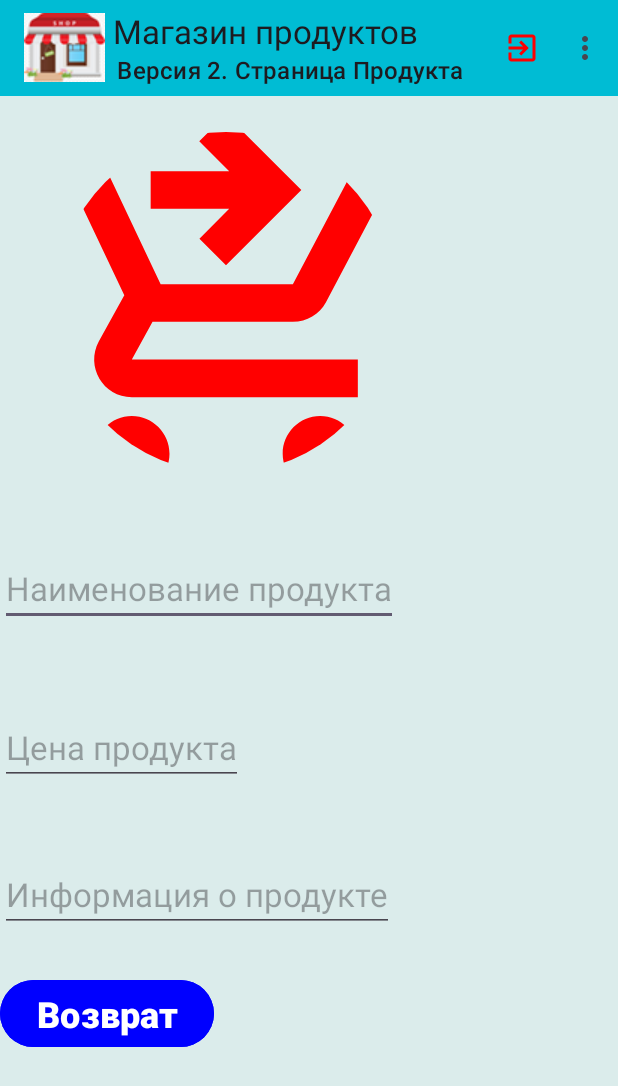
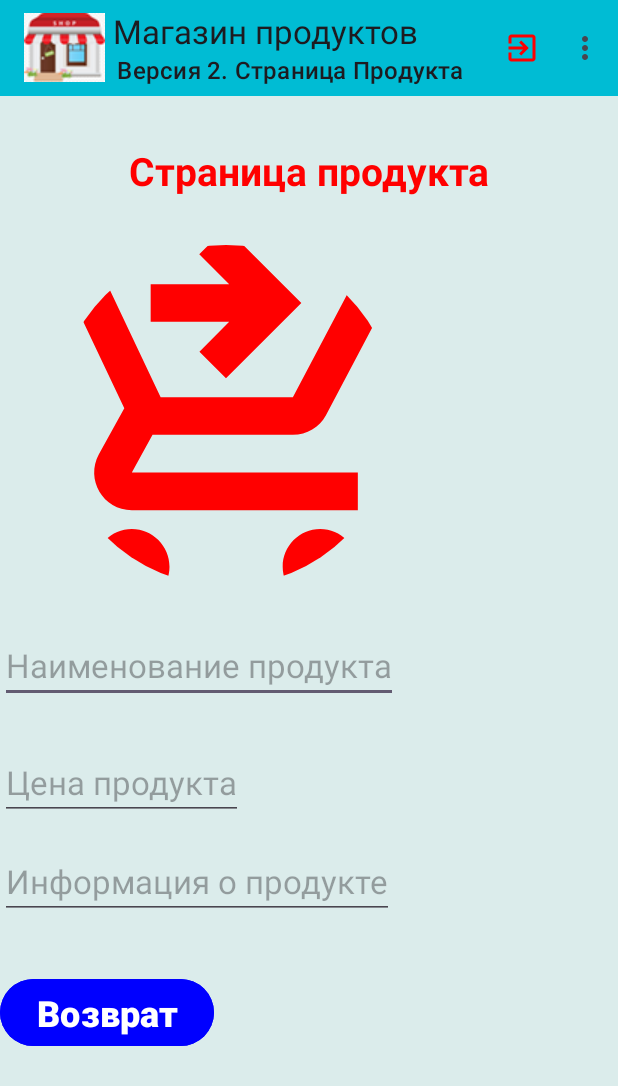
Before and after one commit to OlegEfremov54/DZ12ver, an Android app: the DetalsActivity screen opened directly, with no data from a screen before it, on a phone screen of 412 x 824 dp. Shown: the top 1086 px of the screen. Run offline under Robolectric (Android 15) with nearby library versions, the phone set to English and light mode, and no system bars; our stand-ins replace CircleImageView; 3 statements that could not run were skipped.

Commit message:
комит 1

```diff
--- a/app/src/main/java/com/example/dz12customlistview2/DetalsActivity.kt
+++ b/app/src/main/java/com/example/dz12customlistview2/DetalsActivity.kt
@@ -1,5 +1,6 @@
 package com.example.dz12customlistview2
 
+import android.app.Activity
 import android.content.Intent
 import android.net.Uri
 import android.os.Bundle
@@ -10,6 +11,8 @@ import android.widget.EditText
 import android.widget.ImageView
 import android.widget.Toast
 import androidx.activity.enableEdgeToEdge
+import androidx.activity.result.ActivityResultLauncher
+import androidx.activity.result.contract.ActivityResultContracts
 import androidx.appcompat.app.AppCompatActivity
 import androidx.appcompat.widget.Toolbar
 import androidx.core.view.ViewCompat
@@ -21,10 +24,13 @@ class DetalsActivity : AppCompatActivity() {
     private lateinit var productNameET: EditText
     private lateinit var productPriceET: EditText
     private lateinit var reversBTN: Button
+    private lateinit var productInfoET:EditText
     var product:Product? = null
+    var products: MutableList<Product> = mutableListOf()
     private lateinit var productViewModel: ProductViewModel
     var item: Int? = null
-
+    private lateinit var photoPickerLauncher: ActivityResultLauncher<Intent>
+    var fotoUri: Uri? = null
 
     override fun onCreate(savedInstanceState: Bundle?) {
         super.onCreate(savedInstanceState)
@@ -46,30 +52,64 @@ class DetalsActivity : AppCompatActivity() {
         productNameET = findViewById(R.id.productNameET)
         productPriceET = findViewById(R.id.productPriceET)
         reversBTN = findViewById(R.id.reversBTN)
+        productInfoET=findViewById(R.id.productInfoET)
 
         product = intent.extras?.getSerializable("product") as Product
-        val products = intent.getSerializableExtra("products")
+        var products = intent.getStringExtra("products")
         val item = intent.extras?.getInt("pozitions")
         val chek = intent.extras?.getBoolean("chek")
 
         val image:Uri = Uri.parse(product!!.image)
         val name = product!!.name
         val price = product?.price
+        val info = product?.productInfo
 
         productNameET.setText(name)
         productPriceET.setText(price)
         editImageIV.setImageURI(image)
+        productInfoET.setText(info)
 
+        photoPickerLauncher = registerForActivityResult(ActivityResultContracts.StartActivityForResult()) { result ->
+            if (result.resultCode == Activity.RESULT_OK) {
+                fotoUri = result.data?.data  // selectedImage для загрузки изображения
+                editImageIV.setImageURI(fotoUri)
+            }
+        }
 
+        editImageIV.setOnClickListener {
+            val photoPickerIntent = Intent(Intent.ACTION_PICK)
+            photoPickerIntent.type = "image/*"
+            photoPickerLauncher.launch(photoPickerIntent)
+        }
 
 
           reversBTN.setOnClickListener {
+            val product:Product(
+                productNameET.text.toString(),
+                productPriceET.text.toString(),
+                fotoUri.toString(),
+                productInfoET.text.toString()
+            )
+            val list:MutableList<Product> = products as MutableList<Product>
+            if(item!=0){
+                swap(item,product,products)
+            }
+            chek=false
             val intent = Intent(this, ActivityShop::class.java)
+              intent.putExtra("list",list as ArrayList<Product>)
+              intent.putExtra("newChek", chek)
             startActivity(intent)
             finish()
           }
 
     }
+
+   fun swap(item:Int,product: Product,products: MutableList<Product> ){
+        products.add(item+1,product)
+        products.removeAt(item)
+    }
+
+
 
     override fun onCreateOptionsMenu(menu: Menu?): Boolean {
         menuInflater.inflate(R.menu.menu_main, menu)
--- a/app/src/main/java/com/example/dz12customlistview2/ListAdapter.kt
+++ b/app/src/main/java/com/example/dz12customlistview2/ListAdapter.kt
@@ -22,10 +22,12 @@ class ListAdapter (context: Context, productList: MutableList<Product>): ArrayAd
         val imageViewIV = view?.findViewById<ImageView>(R.id.imageViewIV)
         val productNameTV = view?.findViewById<TextView>(R.id.productNameTV)
         val productPriceTV = view?.findViewById<TextView>(R.id.productPriceTV)
+        val productInfoTV = view?.findViewById<TextView>(R.id.productInfoTV)
 
         imageViewIV?.setImageURI(Uri.parse(product?.image))
         productNameTV?.text = product?.name
         productPriceTV?.text = product?.price
+        productInfoTV?.text = product?.productInfo
 
         return view!!
     }
--- a/app/src/main/java/com/example/dz12customlistview2/Product.kt
+++ b/app/src/main/java/com/example/dz12customlistview2/Product.kt
@@ -6,7 +6,9 @@ import java.io.Serializable
 class Product(
     val name: String?,
     val price: String?,
-    val image: String?) : Serializable {
+    val image: String?,
+    val productInfo: String?
+    ) : Serializable {
 
     override fun toString(): String {
         return "Продукт $name, цена $price"
--- a/app/src/main/res/layout/activity_detals.xml
+++ b/app/src/main/res/layout/activity_detals.xml
@@ -16,14 +16,27 @@
         tools:ignore="MissingConstraints"
         />
 
+    <TextView
+        android:id="@+id/titleProductTV"
+        android:layout_width="match_parent"
+        android:layout_height="wrap_content"
+        android:layout_marginTop="32dp"
+        android:gravity="center"
+        android:text="Страница продукта"
+        android:textColor="@color/red"
+        android:textSize="26sp"
+
+        android:textStyle="bold"
+        app:layout_constraintTop_toBottomOf="@+id/toolbarDetals"
+        tools:layout_editor_absoluteX="0dp" />
 
     <de.hdodenhof.circleimageview.CircleImageView
         android:id="@+id/editImageIV"
         android:layout_width="301dp"
         android:layout_height="227dp"
-        android:layout_marginTop="24dp"
+        android:layout_marginTop="32dp"
         android:src="@drawable/baseline_shopping_cart_checkout_24"
-        app:layout_constraintTop_toBottomOf="@+id/toolbarDetals"
+        app:layout_constraintTop_toBottomOf="@+id/titleProductTV"
         tools:ignore="MissingConstraints"
         tools:layout_editor_absoluteX="55dp" />
 
@@ -31,29 +44,29 @@
         android:id="@+id/productNameET"
         android:layout_width="wrap_content"
         android:layout_height="wrap_content"
-        android:layout_marginTop="52dp"
+        android:layout_marginTop="28dp"
         android:hint="@string/text_view_name_product"
         android:textSize="22sp"
         app:layout_constraintTop_toBottomOf="@+id/editImageIV"
-        tools:layout_editor_absoluteX="73dp"
-        tools:ignore="MissingConstraints" />
+        tools:ignore="MissingConstraints"
+        tools:layout_editor_absoluteX="72dp" />
 
     <EditText
         android:id="@+id/productPriceET"
         android:layout_width="wrap_content"
         android:layout_height="wrap_content"
-        android:layout_marginTop="56dp"
+        android:layout_marginTop="28dp"
         android:hint="@string/text_view_price_product"
         android:textSize="22sp"
         app:layout_constraintTop_toBottomOf="@+id/productNameET"
-        tools:layout_editor_absoluteX="125dp"
-        tools:ignore="MissingConstraints" />
+        tools:ignore="MissingConstraints"
+        tools:layout_editor_absoluteX="125dp" />
 
     <EditText
         android:id="@+id/productInfoET"
         android:layout_width="wrap_content"
         android:layout_height="wrap_content"
-        android:layout_marginTop="48dp"
+        android:layout_marginTop="16dp"
         android:hint="Информация о продукте"
         android:textSize="22sp"
         app:layout_constraintTop_toBottomOf="@+id/productPriceET"
@@ -64,7 +77,7 @@
         android:id="@+id/reversBTN"
         android:layout_width="wrap_content"
         android:layout_height="wrap_content"
-        android:layout_marginTop="28dp"
+        android:layout_marginTop="36dp"
         android:backgroundTint="@color/blue"
         android:text="Возврат"
         android:textSize="24sp"
```
Also changed, not shown: app/src/main/java/com/example/dz12customlistview2/ActivityShop.kt (+14 -1 lines), app/src/main/res/layout/list_item.xml (+7 -0 lines). Lines whose indentation alone changed are shown as unchanged.
